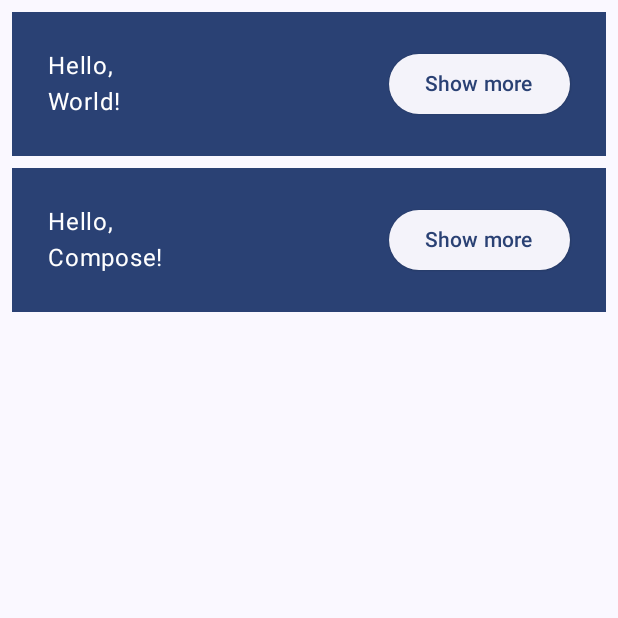
After one commit to MuhammadZahab/JetpackComposeSamples, an Android app built with Jetpack Compose: the MainComposeActivity screen opened directly, with no data from a screen before it, on a phone screen of 412 x 824 dp, the top half of it. The commit adds this screen. Run offline under Robolectric (Android 15) with nearby library versions, the phone set to English and light mode, and no system bars.

Commit message:
Created compose activity and implemented some small views using loop, row, columns, text and button

```diff
--- /dev/null
+++ b/app/src/main/java/com/elementary/jetpackcomposesamples/MainComposeActivity.kt
@@ -0,0 +1,80 @@
+package com.elementary.jetpackcomposesamples
+
+import android.os.Bundle
+import androidx.activity.ComponentActivity
+import androidx.activity.compose.setContent
+import androidx.compose.foundation.layout.*
+import androidx.compose.material3.ElevatedButton
+import androidx.compose.material3.MaterialTheme
+import androidx.compose.material3.Surface
+import androidx.compose.material3.Text
+import androidx.compose.runtime.Composable
+import androidx.compose.runtime.mutableStateOf
+import androidx.compose.runtime.remember
+import androidx.compose.ui.Modifier
+import androidx.compose.ui.tooling.preview.Preview
+import androidx.compose.ui.unit.dp
+import com.elementary.jetpackcomposesamples.ui.theme.JetpackComposeSamplesTheme
+
+class MainComposeActivity : ComponentActivity() {
+    override fun onCreate(savedInstanceState: Bundle?) {
+        super.onCreate(savedInstanceState)
+        setContent {
+            JetpackComposeSamplesTheme {
+                // A surface container using the 'background' color from the theme
+                MyApp(modifier = Modifier.fillMaxSize())
+            }
+        }
+    }
+}
+
+
+@Composable
+private fun MyApp(modifier: Modifier = Modifier,names: List<String> = listOf("World", "Compose")) {
+
+    Surface(
+        modifier = modifier,
+        color = MaterialTheme.colorScheme.background
+    ) {
+        Column(modifier = modifier.padding(vertical = 4.dp)) {
+            for (name in names) {
+                Greeting(name = name)
+            }
+        }
+    }
+}
+
+@Composable
+private fun Greeting(name: String) {
+
+    val expanded = remember { mutableStateOf(false) }
+    val extraPadding = if (expanded.value) 48.dp else 0.dp
+    Surface(color = MaterialTheme.colorScheme.primary,
+        modifier = Modifier.padding(vertical = 4.dp, horizontal = 8.dp)
+    ) {
+        Row(modifier = Modifier.padding(24.dp)) {
+
+            Column(
+                modifier = Modifier.weight(1f).padding(bottom = extraPadding)
+            ) {
+                Text(text = "Hello,")
+                Text(text = "$name!")
+            }
+            ElevatedButton(
+                onClick = { expanded.value = !expanded.value }
+            ) {
+                Text(if (expanded.value) "Show less" else "Show more")
+            }
+
+
+        }
+    }
+}
+
+@Preview(showBackground = true, widthDp = 320)
+@Composable
+fun DefaultPreview() {
+    JetpackComposeSamplesTheme {
+        MyApp()
+    }
+}
--- /dev/null
+++ b/app/src/main/java/com/elementary/jetpackcomposesamples/ui/theme/Theme.kt
@@ -0,0 +1,68 @@
+package com.elementary.jetpackcomposesamples.ui.theme
+
+import android.app.Activity
+import android.os.Build
+import androidx.compose.foundation.isSystemInDarkTheme
+import androidx.compose.material3.MaterialTheme
+import androidx.compose.material3.darkColorScheme
+import androidx.compose.material3.dynamicDarkColorScheme
+import androidx.compose.material3.dynamicLightColorScheme
+import androidx.compose.material3.lightColorScheme
+import androidx.compose.runtime.Composable
+import androidx.compose.runtime.SideEffect
+import androidx.compose.ui.graphics.toArgb
+import androidx.compose.ui.platform.LocalContext
+import androidx.compose.ui.platform.LocalView
+import androidx.core.view.ViewCompat
+
+private val DarkColorScheme = darkColorScheme(
+    primary = Purple80,
+    secondary = PurpleGrey80,
+    tertiary = Pink80
+)
+
+private val LightColorScheme = lightColorScheme(
+    primary = Purple40,
+    secondary = PurpleGrey40,
+    tertiary = Pink40
+
+    /* Other default colors to override
+    background = Color(0xFFFFFBFE),
+    surface = Color(0xFFFFFBFE),
+    onPrimary = Color.White,
+    onSecondary = Color.White,
+    onTertiary = Color.White,
+    onBackground = Color(0xFF1C1B1F),
+    onSurface = Color(0xFF1C1B1F),
+    */
+)
+
+@Composable
+fun JetpackComposeSamplesTheme(
+    darkTheme: Boolean = isSystemInDarkTheme(),
+    // Dynamic color is available on Android 12+
+    dynamicColor: Boolean = true,
+    content: @Composable () -> Unit
+) {
+    val colorScheme = when {
+        dynamicColor && Build.VERSION.SDK_INT >= Build.VERSION_CODES.S -> {
+            val context = LocalContext.current
+            if (darkTheme) dynamicDarkColorScheme(context) else dynamicLightColorScheme(context)
+        }
+        darkTheme -> DarkColorScheme
+        else -> LightColorScheme
+    }
+    val view = LocalView.current
+    if (!view.isInEditMode) {
+        SideEffect {
+            (view.context as Activity).window.statusBarColor = colorScheme.primary.toArgb()
+            ViewCompat.getWindowInsetsController(view)?.isAppearanceLightStatusBars = darkTheme
+        }
+    }
+
+    MaterialTheme(
+        colorScheme = colorScheme,
+        typography = Typography,
+        content = content
+    )
+}
--- /dev/null
+++ b/app/src/main/java/com/elementary/jetpackcomposesamples/ui/theme/Type.kt
@@ -0,0 +1,34 @@
+package com.elementary.jetpackcomposesamples.ui.theme
+
+import androidx.compose.material3.Typography
+import androidx.compose.ui.text.TextStyle
+import androidx.compose.ui.text.font.FontFamily
+import androidx.compose.ui.text.font.FontWeight
+import androidx.compose.ui.unit.sp
+
+// Set of Material typography styles to start with
+val Typography = Typography(
+    bodyLarge = TextStyle(
+        fontFamily = FontFamily.Default,
+        fontWeight = FontWeight.Normal,
+        fontSize = 16.sp,
+        lineHeight = 24.sp,
+        letterSpacing = 0.5.sp
+    )
+    /* Other default text styles to override
+    titleLarge = TextStyle(
+        fontFamily = FontFamily.Default,
+        fontWeight = FontWeight.Normal,
+        fontSize = 22.sp,
+        lineHeight = 28.sp,
+        letterSpacing = 0.sp
+    ),
+    labelSmall = TextStyle(
+        fontFamily = FontFamily.Default,
+        fontWeight = FontWeight.Medium,
+        fontSize = 11.sp,
+        lineHeight = 16.sp,
+        letterSpacing = 0.5.sp
+    )
+    */
+)
--- a/app/src/main/res/values/strings.xml
+++ b/app/src/main/res/values/strings.xml
@@ -1,3 +1,4 @@
 <resources>
     <string name="app_name">Jetpack Compose Samples</string>
+    <string name="title_activity_main_compose">MainComposeActivity</string>
 </resources>
--- a/build.gradle
+++ b/build.gradle
@@ -1,4 +1,8 @@
-// Top-level build file where you can add configuration options common to all sub-projects/modules.
+buildscript {
+    ext {
+        compose_version = '1.3.1'
+    }
+}// Top-level build file where you can add configuration options common to all sub-projects/modules.
 plugins {
     id 'com.android.application' version '7.2.2' apply false
     id 'com.android.library' version '7.2.2' apply false
```
Also changed, not shown: app/build.gradle (+28 -1 lines), app/src/main/AndroidManifest.xml (+11 -0 lines), app/src/main/java/com/elementary/jetpackcomposesamples/MainActivity.kt (deleted, +0 -11 lines), app/src/main/java/com/elementary/jetpackcomposesamples/ui/theme/Color.kt (added, +11 -0 lines).
